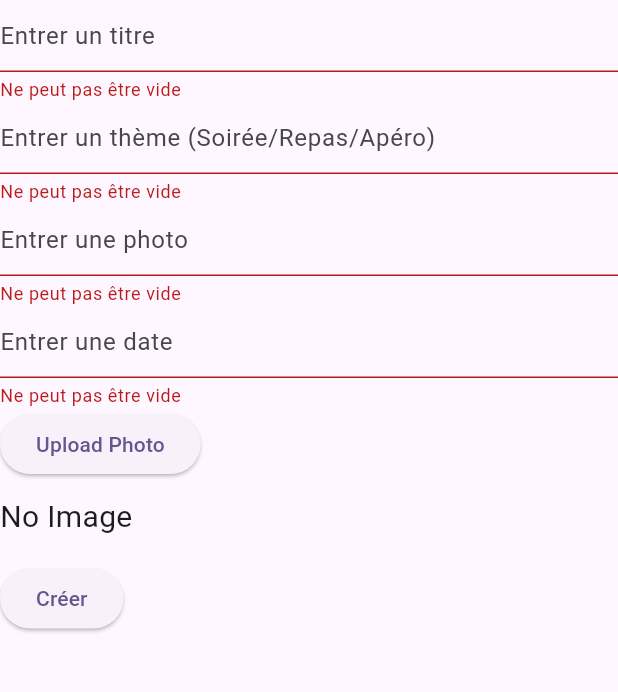
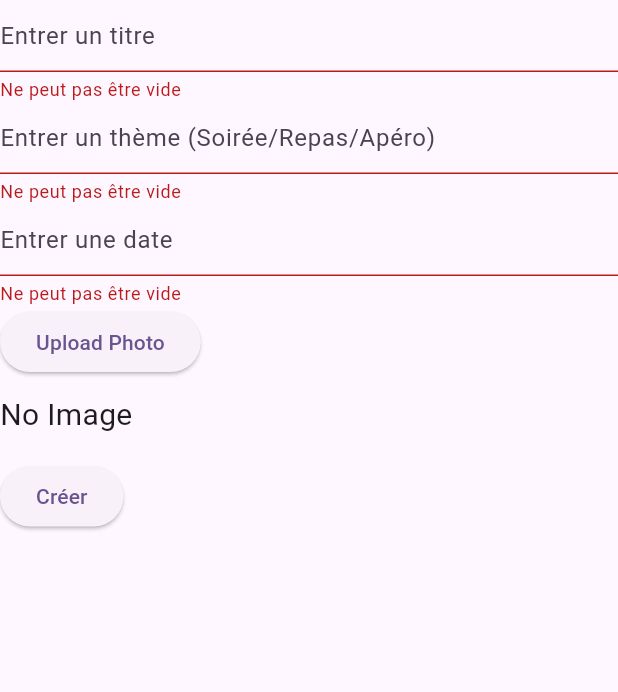
Before and after one commit to JeanFourest/projet_flutter_1, a Flutter app: the OurEvent screen opened directly, after a tap on "Créer", on a phone screen of 412 x 824 dp, the part 84-776 px from its top. Run offline on Flutter 3.47's test engine with Material 2 defaults, Android fonts, the phone set to English and light mode, and no system bars; our stand-ins replace image_picker; missing offline and left inert: dart:ffi, mongo_dart.

```diff
--- a/lib/db.dart
+++ b/lib/db.dart
@@ -201,7 +201,8 @@ class MongoDatabase {
       return Future.value(e as FutureOr<List<Map<String, dynamic>>>?);
     }
   }
-    // ----------REQUETE-MONGODB-EDIT-UPDATE-Horses----------
+
+  // ----------REQUETE-MONGODB-EDIT-UPDATE-Horses----------
   static Future<void> updateUserHorses(
       String userId, List userHorsesEdited) async {
     try {
@@ -219,12 +220,12 @@ class MongoDatabase {
 
   // ----------REQUETE-MONGODB-CREATE-EVENT-----------
   static Future<void> createEvent(
-      String title, String theme, String photo, String date) async {
+      String title, String theme, String date) async {
     try {
       await eventCollection.insertOne({
         'type': "party",
         'title': title,
-        'photo': photo,
+        'photo': "",
         'theme': theme,
         'status': true,
         'date': date,
@@ -303,7 +304,7 @@ class MongoDatabase {
     }
   }
 
-   // ----------REQUETE-MONGODB-CREATE-EVENT-PARTICIPER----------
+  // ----------REQUETE-MONGODB-CREATE-EVENT-PARTICIPER----------
   static Future<void> ParticipantEventUpdate(
       String usernameParticipant, String eventId) async {
     try {
--- a/lib/pages/profil/our_event.dart
+++ b/lib/pages/profil/our_event.dart
@@ -47,7 +47,6 @@ class CreerEvent extends StatefulWidget {
 class _CreerEventState extends State<CreerEvent> {
   late String _createEventTitle;
   late String _createEventTheme;
-  late String _createEventPhoto;
   late String _createEventDate;
 
   final _formKey = GlobalKey<FormState>();
@@ -145,18 +144,6 @@ class _CreerEventState extends State<CreerEvent> {
               _createEventTheme = value ?? '';
             },
           ),
-          TextFormField(
-            decoration: const InputDecoration(hintText: 'Entrer une photo'),
-            validator: (value) {
-              if (value == null || value.isEmpty) {
-                return 'Ne peut pas être vide';
-              }
-              return null;
-            },
-            onSaved: (value) {
-              _createEventPhoto = value ?? '';
-            },
-          ),
 
           TextFormField(
             decoration: const InputDecoration(hintText: 'Entrer une date'),
@@ -207,12 +194,11 @@ class _CreerEventState extends State<CreerEvent> {
                   _formKey.currentState!.save();
                   final titleUpdate = _createEventTitle;
                   final themeUpdate = _createEventTheme;
-                  final photoUpdate = _createEventPhoto;
                   final dateUpdate = _createEventDate;
 
                   // Utilisez la méthode createEvent pour insérer un nouvel événement
                   await MongoDatabase.createEvent(
-                      titleUpdate, themeUpdate, photoUpdate, dateUpdate);
+                      titleUpdate, themeUpdate, dateUpdate);
 
                   // Affichez un message de succès
                   ScaffoldMessenger.of(context).showSnackBar(
--- a/lib/pages/profile.dart
+++ b/lib/pages/profile.dart
@@ -186,7 +186,7 @@ class actionProfil extends StatelessWidget {
                       Icon(Icons.celebration),
                       SizedBox(
                           width: 8), // Pour ajouter un espace entre les icônes
-                      Text('Vos Compétitions')
+                      Text('Vos Événements')
                     ],
                   ),
                   subtitle: Text(
```
